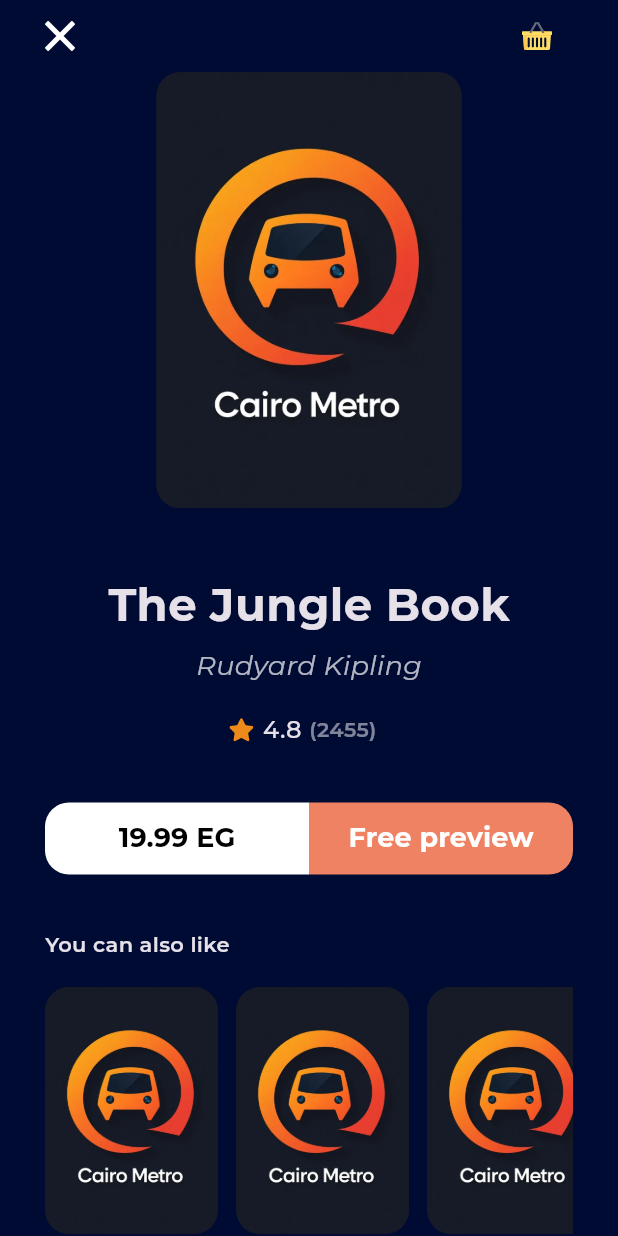
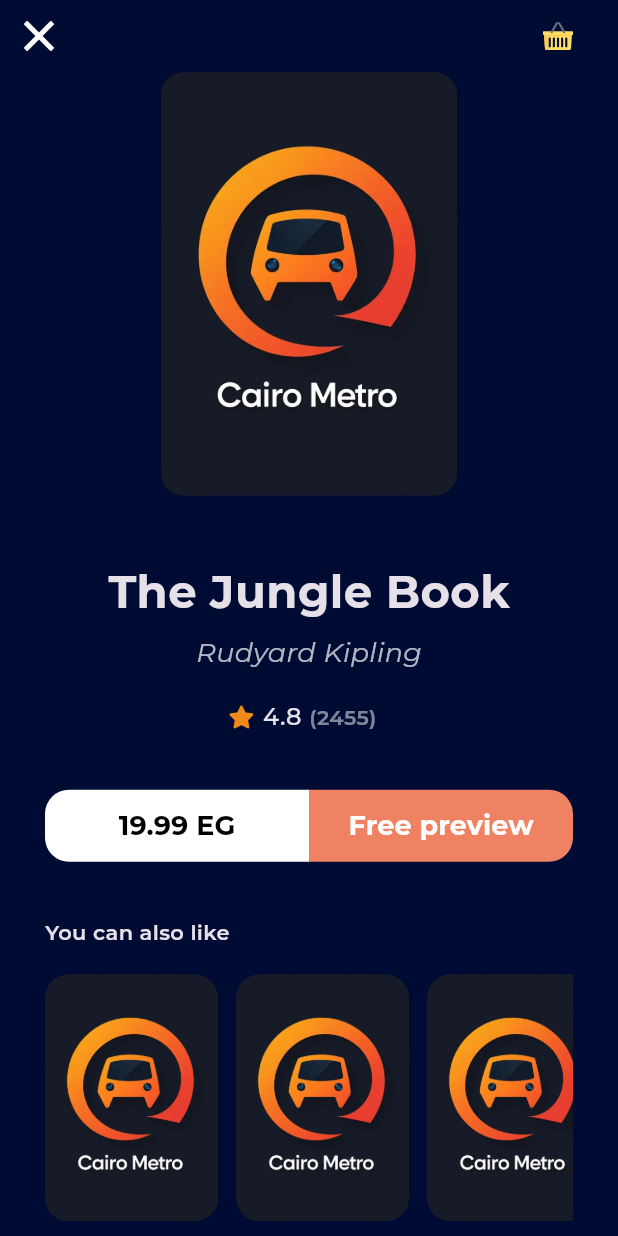
Before and after one commit to AhmedSaleh74/Book-Store, a Flutter app: the screen it shows after launch, after a tap on "Harry Potter and the Goblet of Fire", on a phone screen of 412 x 824 dp. Run offline on Flutter 3.47's test engine with Material 3 defaults, Android fonts, the phone set to English and light mode, and no system bars; our stand-ins replace flutter_svg, go_router, google_fonts.

```diff
--- a/lib/core/utils/routing/app_routes.dart
+++ b/lib/core/utils/routing/app_routes.dart
@@ -1,3 +1,4 @@
+import 'package:bookly_app/feature/search/presentation/screens/search_screen.dart';
 import 'package:go_router/go_router.dart';
 
 import '../../../feature/home/presentation/screens/book_details_screen.dart';
@@ -8,11 +9,13 @@ abstract class AppRoutes {
   static const kSplash = '/';
   static const kHome = '/home';
   static const kBookDetails = '/bookDetails';
+  static const kSearch = '/search';
   static final GoRouter router = GoRouter(
     initialLocation: kSplash,
     routes: [
       GoRoute(path: kSplash, builder: (context, state) => const SplashView()),
       GoRoute(path: kHome, builder: (context, state) => const HomeScreen()),
+      GoRoute(path: kSearch, builder: (context, state) => const SearchScreen()),
       GoRoute(
         path: kBookDetails,
         builder: (context, state) => const BookDetailsScreen(),
--- a/lib/feature/home/presentation/screens/book_details_screen.dart
+++ b/lib/feature/home/presentation/screens/book_details_screen.dart
@@ -6,6 +6,6 @@ class BookDetailsScreen extends StatelessWidget {
 
   @override
   Widget build(BuildContext context) {
-    return BookDetailsScreenBody();
+    return const BookDetailsScreenBody();
   }
 }
--- a/lib/feature/home/presentation/widgets/book_details/book_details_screen_body.dart
+++ b/lib/feature/home/presentation/widgets/book_details/book_details_screen_body.dart
@@ -14,18 +14,18 @@ class BookDetailsScreenBody extends StatelessWidget {
           slivers: [
             SliverFillRemaining(
               hasScrollBody: false,
-              child: Padding(
-                padding: EdgeInsets.symmetric(horizontal: 30.0),
               child: Column(
                 crossAxisAlignment: CrossAxisAlignment.center,
                 children: [
-                    CustomAppBar(),
+                  Padding(
+                    padding: EdgeInsets.symmetric(horizontal: 16.0),
+                    child: CustomAppBar(),
+                  ),
                   BookDetailsSection(),
                   SizedBox(height: 37),
                   SimilarBooksSection(),
                   SizedBox(height: 20),
                 ],
-                ),
               ),
             ),
           ],
--- a/lib/feature/home/presentation/widgets/book_details/books_details_section.dart
+++ b/lib/feature/home/presentation/widgets/book_details/books_details_section.dart
@@ -15,7 +15,7 @@ class BookDetailsSection extends StatelessWidget {
       children: [
         Padding(
           padding: EdgeInsets.symmetric(
-            horizontal: MediaQuery.sizeOf(context).width * 0.18,
+            horizontal: MediaQuery.sizeOf(context).width * 0.26,
           ),
           child: const BookImageCard(imagePath: kTestImage),
         ),
@@ -32,7 +32,10 @@ class BookDetailsSection extends StatelessWidget {
         const SizedBox(height: 18),
         const BookRating(mainAxisAlignment: MainAxisAlignment.center),
         const SizedBox(height: 37),
-        const BooksAction(),
+        Padding(
+          padding: const EdgeInsets.symmetric(horizontal: 30.0),
+          child: const BooksAction(),
+        ),
       ],
     );
   }
--- a/lib/feature/home/presentation/widgets/book_details/similar_books_section.dart
+++ b/lib/feature/home/presentation/widgets/book_details/similar_books_section.dart
@@ -8,13 +8,16 @@ class SimilarBooksSection extends StatelessWidget {
 
   @override
   Widget build(BuildContext context) {
-    return Column(
+    return Padding(
+      padding: const EdgeInsets.symmetric(horizontal: 30.0),
+      child: Column(
         crossAxisAlignment: CrossAxisAlignment.start,
         children: [
           const Text('You can also like', style: TextStyles.font14SemiBold),
           const SizedBox(height: 18),
           const SimilarItemListView(),
         ],
+      ),
     );
   }
 }
--- a/lib/feature/home/presentation/widgets/home/home_screen_body.dart
+++ b/lib/feature/home/presentation/widgets/home/home_screen_body.dart
@@ -17,7 +17,10 @@ class HomeScreenBody extends StatelessWidget {
               child: Column(
                 crossAxisAlignment: CrossAxisAlignment.start,
                 children: [
-                  CustomAppBar(),
+                  Padding(
+                    padding: EdgeInsets.only(right: 16.0),
+                    child: CustomAppBar(),
+                  ),
                   FeaturedBooksListView(),
                   SizedBox(height: 50),
                   Padding(
--- a/lib/feature/splash/presentation/screens/splash_view.dart
+++ b/lib/feature/splash/presentation/screens/splash_view.dart
@@ -7,6 +7,6 @@ class SplashView extends StatelessWidget {
 
   @override
   Widget build(BuildContext context) {
-    return SplashViewBody();
+    return const SplashViewBody();
   }
 }
```
Also changed, not shown: lib/feature/search/presentation/screens/search_screen.dart (added, +12 -0 lines), lib/feature/search/presentation/widgets/search_screen_body.dart (added, +10 -0 lines). Lines whose indentation alone changed are shown as unchanged.
